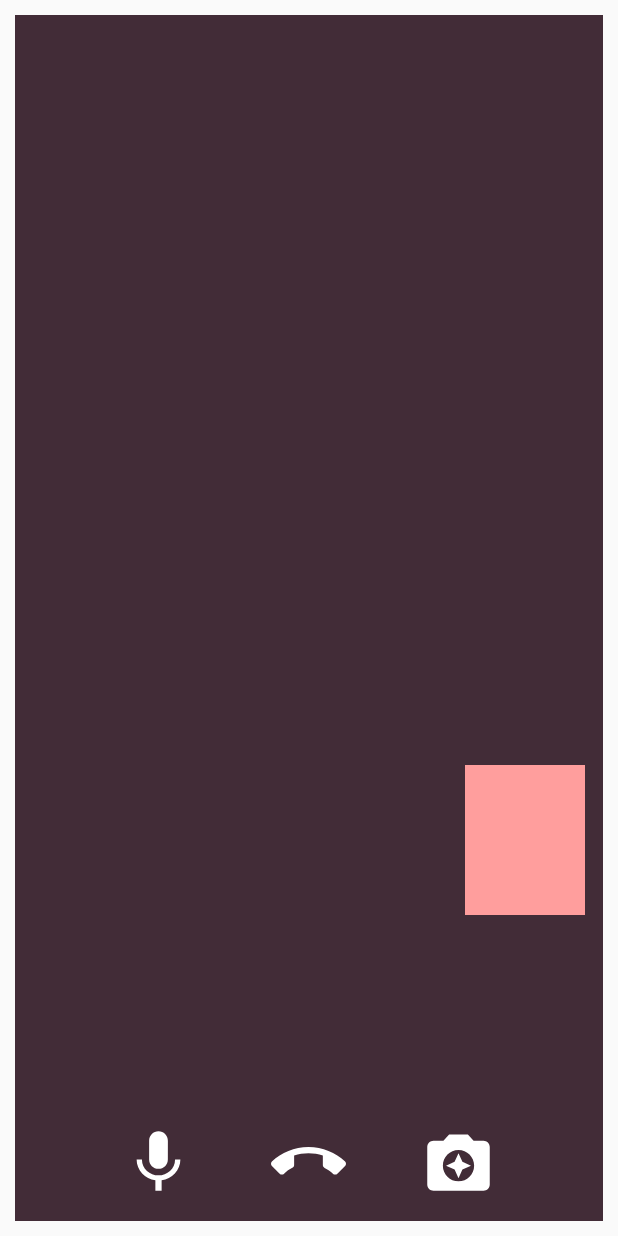
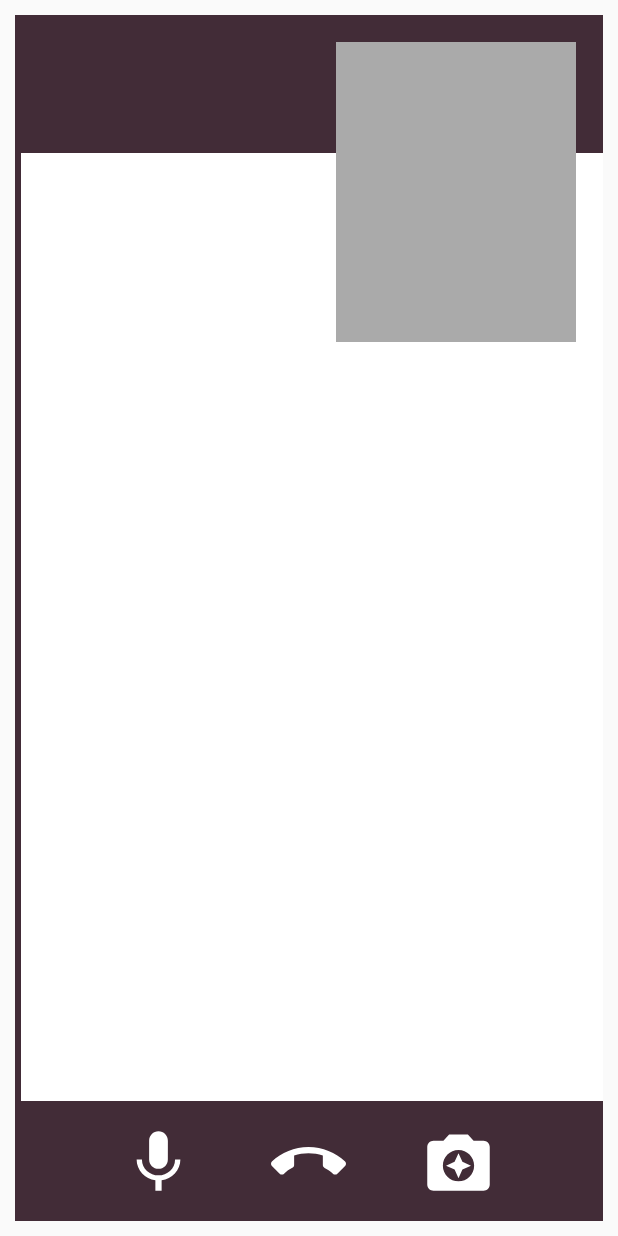
Before and after one commit to EshanChattaraj/AgoraTestVideoCall, an Android app: the layout activity_main.xml on its own in the app's theme, with its tools: preview values and no code run, on a phone screen of 412 x 824 dp. Run offline under Robolectric (Android 15) with nearby library versions, the light colour scheme and no system bars.

Commit message:
Commiting firetest in application

```diff
--- a/app/src/main/AndroidManifest.xml
+++ b/app/src/main/AndroidManifest.xml
@@ -38,6 +38,7 @@
             android:screenOrientation="sensorPortrait"
             android:theme="@style/FullScreenVideo"
         />
+
     </application>
 
 </manifest>
--- /dev/null
+++ b/app/src/main/res/drawable/ic_exit_to_app_red_24dp.xml
@@ -0,0 +1,5 @@
+<vector android:height="24dp" android:tint="#FF0300"
+    android:viewportHeight="24.0" android:viewportWidth="24.0"
+    android:width="24dp" xmlns:android="http://schemas.android.com/apk/res/android">
+    <path android:fillColor="#FF000000" android:pathData="M10.09,15.59L11.5,17l5,-5 -5,-5 -1.41,1.41L12.67,11H3v2h9.67l-2.58,2.59zM19,3H5c-1.11,0 -2,0.9 -2,2v4h2V5h14v14H5v-4H3v4c0,1.1 0.89,2 2,2h14c1.1,0 2,-0.9 2,-2V5c0,-1.1 -0.9,-2 -2,-2z"/>
+</vector>
--- a/app/src/main/res/layout/activity_main.xml
+++ b/app/src/main/res/layout/activity_main.xml
@@ -1,7 +1,7 @@
-<?xml version="1.0" encoding="UTF-8"?>
+<?xml version="1.0" encoding="utf-8"?>
 <RelativeLayout xmlns:android="http://schemas.android.com/apk/res/android"
+    xmlns:app="http://schemas.android.com/apk/res-auto"
     xmlns:tools="http://schemas.android.com/tools"
-    android:id="@+id/activity_video_chat_view"
     android:layout_width="match_parent"
     android:layout_height="match_parent"
     tools:context=".MainActivity">
@@ -13,23 +13,29 @@
         android:layout_margin="@dimen/tendp"
         android:background="@color/largewindow">
 
-        <RelativeLayout
-            android:layout_width="match_parent"
-            android:layout_height="@dimen/hundresdp"
-            android:layout_alignParentBottom="true"/>
+        <FrameLayout
+            android:id="@+id/remote_video_view_container"
+            android:layout_width="388dp"
+            android:layout_height="632dp"
+            android:layout_alignParentStart="true"
+            android:layout_alignParentBottom="true"
+            android:layout_marginStart="4dp"
+            android:layout_marginBottom="80dp"
+            android:background="@android:color/white" />
 
         <FrameLayout
-            android:id="@+id/rel_pub_container"
-            android:layout_width="@dimen/eightydp"
-            android:layout_height="@dimen/hundresdp"
-            android:layout_marginTop="@dimen/fivehundreddp"
-            android:layout_marginEnd="@dimen/threehundresdp"
-            android:layout_marginLeft="@dimen/threehundresdp"
-            android:background="@color/smallwindow">
+            android:id="@+id/local_video_view_container"
+            android:layout_width="160dp"
+            android:layout_height="200dp"
+            android:layout_alignParentEnd="true"
+            android:layout_alignParentRight="true"
+            android:layout_alignParentTop="true"
+            android:layout_marginEnd="@dimen/activity_horizontal_margin"
+            android:layout_marginRight="@dimen/activity_horizontal_margin"
+            android:layout_marginTop="@dimen/activity_vertical_margin"
+            android:background="@android:color/darker_gray" />
 
-        </FrameLayout>
     </RelativeLayout>
-
     <RelativeLayout
         android:layout_width="match_parent"
         android:layout_height="wrap_content"
@@ -45,6 +51,17 @@
             android:src="@drawable/ic_call_end_black_24dp"
             android:scaleType="centerCrop"/>
 
+        <!--        <ImageView-->
+        <!--            android:visibility="gone"-->
+        <!--            android:id="@+id/img_exit"           -->
+        <!--            android:layout_width="@dimen/fiftydp"-->
+        <!--            android:layout_height="@dimen/fiftydp"-->
+        <!--            android:layout_toRightOf="@id/img_call"-->
+        <!--            android:layout_toEndOf="@id/img_call"-->
+        <!--            android:layout_marginLeft="@dimen/fiftydp"-->
+        <!--            android:layout_centerVertical="true"-->
+        <!--            android:src="@drawable/ic_camera_enhance_black_24dp"/>-->
+
         <ImageView
             android:id="@+id/img_cam"
             android:onClick="onClickCamera"
@@ -56,7 +73,7 @@
             android:layout_centerVertical="true"
 
             android:src="@drawable/ic_camera_enhance_black_24dp"
-          />
+            />
 
         <ImageView
             android:id="@+id/img_mute"
@@ -68,7 +85,6 @@
             android:layout_marginRight="@dimen/fiftydp"
             android:scaleType="centerCrop"
             android:src="@drawable/ic_mic_black_24dp"
-           />
+            />
     </RelativeLayout>
-
 </RelativeLayout>
```
Also changed, not shown: app/src/main/java/com/echat/agoratestvideocall/MainActivity.java (+62 -142 lines), app/src/main/res/values/strings.xml (+1 -1 lines), 2 other files.
